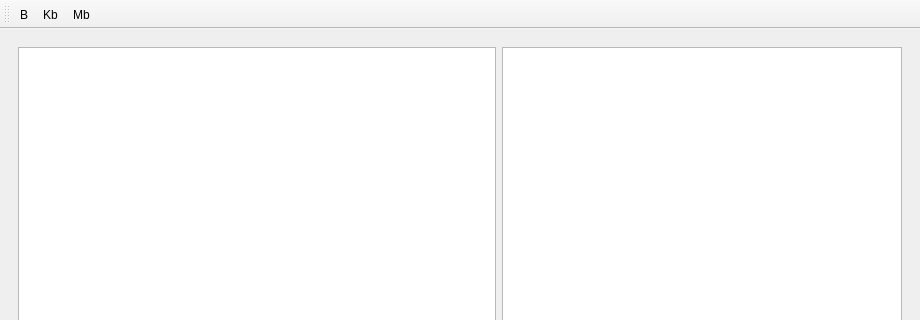
zenonby/directory-getinfo, file getinfo.ui: the form before one commit; both pictures show x 0 to 920 and y 0 to 320 of the 920 by 700 pixel window.
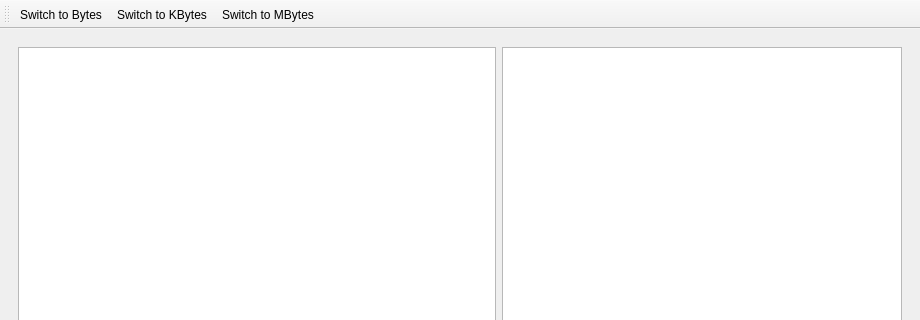
The form after the commit. Icons and pictures are not drawn.

```diff
--- a/getinfo.ui
+++ b/getinfo.ui
@@ -78,7 +78,7 @@
     <bool>true</bool>
    </property>
    <property name="text">
-    <string>B </string>
+    <string>Switch to Bytes</string>
    </property>
   </action>
   <action name="actionSwitchToKBytes">
@@ -86,7 +86,7 @@
     <bool>true</bool>
    </property>
    <property name="text">
-    <string>Kb</string>
+    <string>Switch to KBytes</string>
    </property>
   </action>
   <action name="actionSwitchToMBytes">
@@ -94,7 +94,7 @@
     <bool>true</bool>
    </property>
    <property name="text">
-    <string>Mb</string>
+    <string>Switch to MBytes</string>
    </property>
   </action>
  </widget>
```
Left out of the diff: 23 changed lines with no effect on the pictures.
